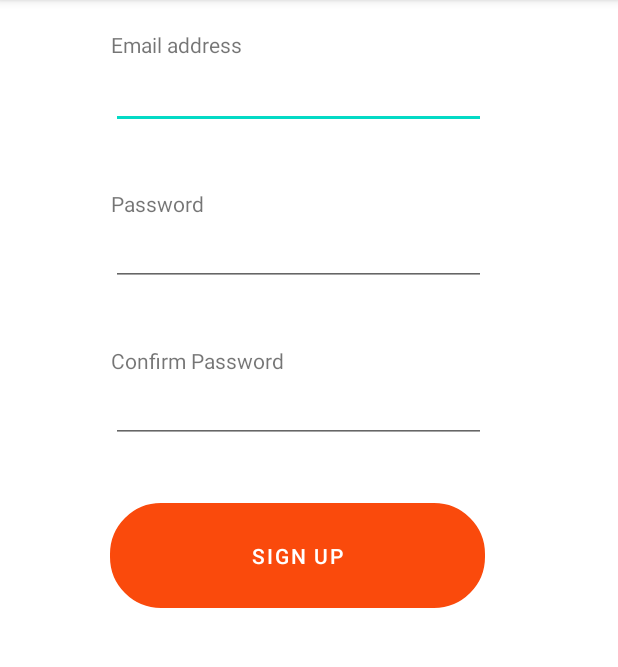
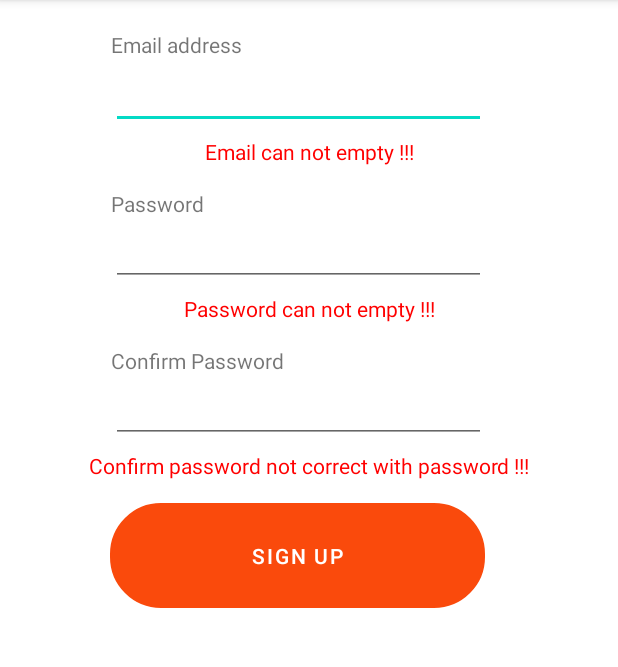
Before and after one commit to okbayby22/FinalProjectMobile, an Android app: the fragment signUpFragment shown on its own in the app's theme, after a tap on "SIGN UP", on a phone screen of 412 x 824 dp, the part 84-751 px from its top. Run offline under Robolectric (Android 15) with nearby library versions, the phone set to English and light mode, and no system bars.

Commit message:
[HuyNHT]_Update LogIn frame

```diff
--- a/PRM_Subject/FinalProjectApp/BuffetRestaurent/app/src/main/java/com/example/buffetrestaurent/Model/signUpFragment.java
+++ b/PRM_Subject/FinalProjectApp/BuffetRestaurent/app/src/main/java/com/example/buffetrestaurent/Model/signUpFragment.java
@@ -29,7 +29,7 @@ public class signUpFragment extends Fragment {
 
     Button btnSignUp;
     CustomerService service;
-    TextView txtEmail,txtPass,txtRePass,txtEmailError,txtRePassError;
+    TextView txtEmail,txtPass,txtRePass,txtEmailError,txtRePassError,txtPassError;
 
     // TODO: Rename parameter arguments, choose names that match
     // the fragment initialization parameters, e.g. ARG_ITEM_NUMBER
@@ -82,10 +82,45 @@ public class signUpFragment extends Fragment {
         txtRePass= rootView.findViewById(R.id.signUp_lblRePass);
         txtEmailError= rootView.findViewById(R.id.signUp_EmailError);
         txtRePassError= rootView.findViewById(R.id.signUp_txtErrorRePass);
+        txtPassError= rootView.findViewById(R.id.signUp_PassError);
 
         btnSignUp.setOnClickListener(new View.OnClickListener() {
             @Override
             public void onClick(View v) {
+                boolean emailStatus=true;
+                boolean passStatus=true;
+                boolean rePassStatus=true;
+                if(txtEmail.getText().toString().isEmpty()){
+                    txtEmailError.setText("Email can not empty !!!");
+                    emailStatus=false;
+                }
+                else{
+                    txtEmailError.setText("");
+                    emailStatus=true;
+                }
+                if(txtPass.getText().toString().isEmpty()){
+                    txtPassError.setText("Password can not empty !!!");
+                    passStatus=false;
+                }
+                else{
+                    txtPassError.setText("");
+                    passStatus=true;
+                }
+                if(txtRePass.getText().toString().compareTo(txtPass.getText().toString())!=0){
+                    txtRePassError.setText("Confirm password not correct with password !!!");
+                    rePassStatus=false;
+                }
+                else {
+                    txtRePassError.setText("");
+                    rePassStatus=true;
+                }
+                if(emailStatus && passStatus && rePassStatus) {
+                    AddNewCus(v);
+                    txtEmail.setText("");
+                    txtEmailError.setText("");
+                    txtPass.setText("");
+                    txtRePass.setText("");
+                }
                 checkDuplicaEmail(v);
             }
         });
@@ -100,20 +135,6 @@ public class signUpFragment extends Fragment {
             public void onResponse(Call<Boolean> call, Response<Boolean> response) {
                 if(response.isSuccessful()){
                     Boolean check =response.body();
-                    if(check){
-                        txtEmailError.setText("This email has already exist !!!");
-                    }
-                    else if(txtRePass.getText().toString().compareTo(txtPass.getText().toString())!=0){
-                        txtRePassError.setText("Confirm password not correct with password !!!");
-                        txtEmailError.setText("");
-                    }
-                    else {
-                        AddNewCus(v);
-                        txtEmail.setText("");
-                        txtEmailError.setText("");
-                        txtPass.setText("");
-                        txtRePass.setText("");
-                    }
                 }
             }
             @Override
--- a/PRM_Subject/FinalProjectApp/BuffetRestaurent/app/src/main/res/layout/fragment_sign_up.xml
+++ b/PRM_Subject/FinalProjectApp/BuffetRestaurent/app/src/main/res/layout/fragment_sign_up.xml
@@ -101,6 +101,16 @@
             app:layout_constraintEnd_toEndOf="parent"
             app:layout_constraintStart_toStartOf="parent"
             app:layout_constraintTop_toBottomOf="@+id/signUp_txtRePass" />
+
+        <TextView
+            android:id="@+id/signUp_PassError"
+            android:layout_width="wrap_content"
+            android:layout_height="wrap_content"
+            android:layout_marginTop="5dp"
+            android:textColor="@color/Red"
+            app:layout_constraintEnd_toEndOf="parent"
+            app:layout_constraintStart_toStartOf="parent"
+            app:layout_constraintTop_toBottomOf="@+id/signUp_txtPass" />
     </androidx.constraintlayout.widget.ConstraintLayout>
 
 </FrameLayout>
```
